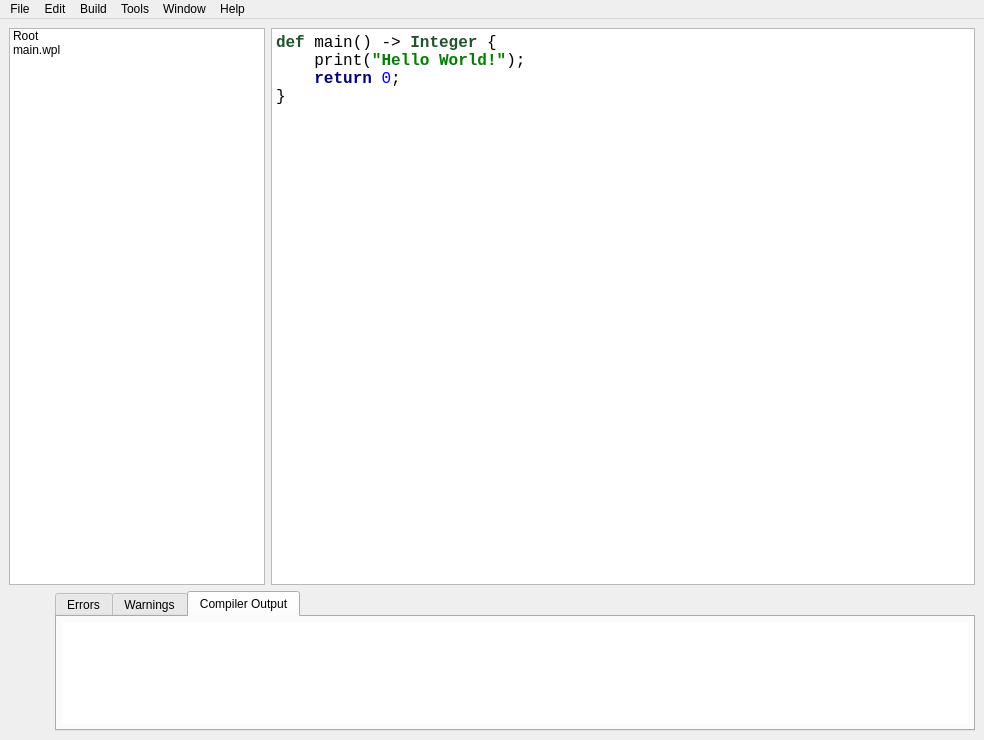
Above: IDE/WIDE/View/MainWindow.ui from JoseZancanaro/Compiladores before the change. Below: the same form after it.
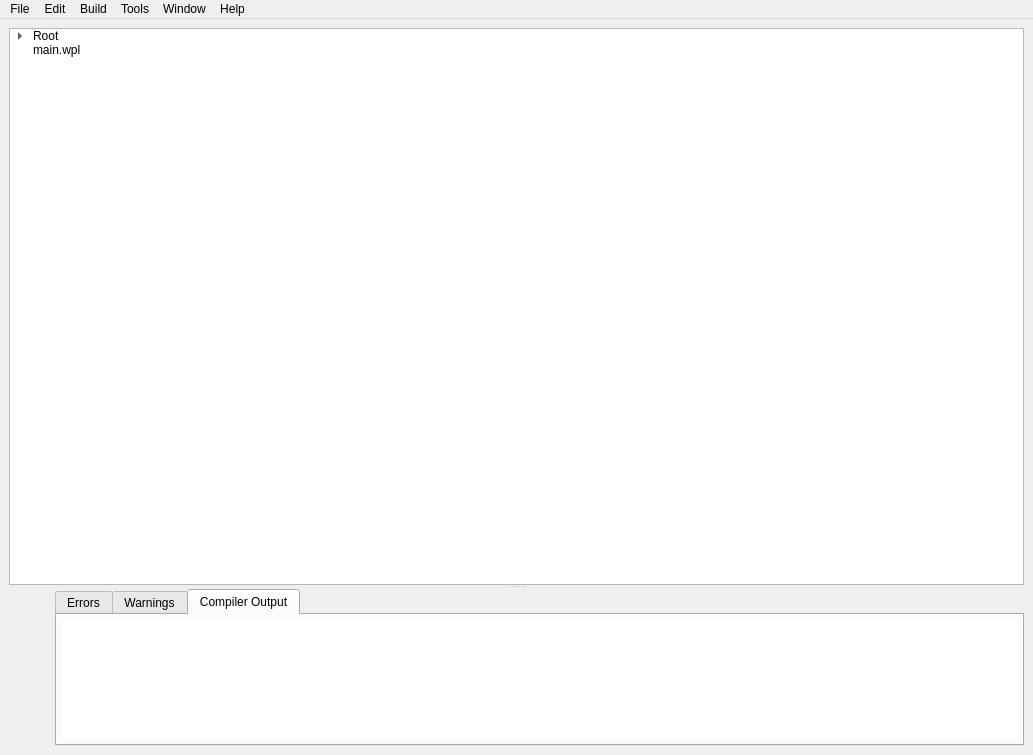
That is the form after the change. Icons and pictures are not drawn.

Diff of the .ui file:
```diff
--- a/IDE/WIDE/View/MainWindow.ui
+++ b/IDE/WIDE/View/MainWindow.ui
@@ -6,8 +6,8 @@
    <rect>
     <x>0</x>
     <y>0</y>
-    <width>984</width>
-    <height>740</height>
+    <width>1033</width>
+    <height>755</height>
    </rect>
   </property>
   <property name="windowTitle">
@@ -20,18 +20,48 @@
   <widget class="QWidget" name="centralwidget">
    <layout class="QVBoxLayout" name="verticalLayout">
     <item>
-     <layout class="QHBoxLayout" name="upperLayout">
-      <item>
+     <widget class="QSplitter" name="splitter_2">
+      <property name="orientation">
+       <enum>Qt::Vertical</enum>
+      </property>
+      <widget class="QSplitter" name="upperSection">
+       <property name="sizePolicy">
+        <sizepolicy hsizetype="Expanding" vsizetype="Preferred">
+         <horstretch>0</horstretch>
+         <verstretch>0</verstretch>
+        </sizepolicy>
+       </property>
+       <property name="baseSize">
+        <size>
+         <width>0</width>
+         <height>0</height>
+        </size>
+       </property>
+       <property name="layoutDirection">
+        <enum>Qt::LeftToRight</enum>
+       </property>
+       <property name="autoFillBackground">
+        <bool>false</bool>
+       </property>
+       <property name="orientation">
+        <enum>Qt::Horizontal</enum>
+       </property>
+       <property name="opaqueResize">
+        <bool>true</bool>
+       </property>
+       <property name="childrenCollapsible">
+        <bool>true</bool>
+       </property>
        <widget class="QTreeWidget" name="treeWidget">
         <property name="sizePolicy">
-         <sizepolicy hsizetype="Preferred" vsizetype="Preferred">
+         <sizepolicy hsizetype="Minimum" vsizetype="Minimum">
           <horstretch>0</horstretch>
           <verstretch>0</verstretch>
          </sizepolicy>
         </property>
         <property name="minimumSize">
          <size>
-          <width>230</width>
+          <width>256</width>
           <height>557</height>
          </size>
         </property>
@@ -42,7 +72,7 @@
          </size>
         </property>
         <property name="rootIsDecorated">
-         <bool>false</bool>
+         <bool>true</bool>
         </property>
         <property name="headerHidden">
          <bool>true</bool>
@@ -68,27 +98,8 @@
          </property>
         </item>
        </widget>
-      </item>
-      <item>
-       <widget class="QTextEdit" name="textEdit">
-        <property name="font">
-         <font>
-          <family>Consolas</family>
-          <pointsize>13</pointsize>
-         </font>
-        </property>
-        <property name="html">
-         <string>&lt;!DOCTYPE HTML PUBLIC &quot;-//W3C//DTD HTML 4.0//EN&quot; &quot;http://www.w3.org/TR/REC-html40/strict.dtd&quot;&gt;
-&lt;html&gt;&lt;head&gt;&lt;meta name=&quot;qrichtext&quot; content=&quot;1&quot; /&gt;&lt;style type=&quot;text/css&quot;&gt;
-p, li { white-space: pre-wrap; }
-&lt;/style&gt;&lt;/head&gt;&lt;body style=&quot; font-family:'Consolas'; font-size:13pt; font-weight:400; font-style:normal;&quot;&gt;
-&lt;p style=&quot; margin-top:12px; margin-bottom:12px; margin-left:0px; margin-right:0px; -qt-block-indent:0; text-indent:0px; background-color:#ffffff;&quot;&gt;&lt;span style=&quot; font-size:12pt; font-weight:600; color:#1f542e;&quot;&gt;def &lt;/span&gt;&lt;span style=&quot; font-size:12pt; color:#000000;&quot;&gt;main() -&amp;gt; &lt;/span&gt;&lt;span style=&quot; font-size:12pt; font-weight:600; color:#1f542e;&quot;&gt;Integer &lt;/span&gt;&lt;span style=&quot; font-size:12pt; color:#000000;&quot;&gt;{&lt;br /&gt;    print(&lt;/span&gt;&lt;span style=&quot; font-size:12pt; font-weight:600; color:#008000;&quot;&gt;&amp;quot;Hello World!&amp;quot;&lt;/span&gt;&lt;span style=&quot; font-size:12pt; color:#000000;&quot;&gt;);&lt;br /&gt;    &lt;/span&gt;&lt;span style=&quot; font-size:12pt; font-weight:600; color:#000080;&quot;&gt;return &lt;/span&gt;&lt;span style=&quot; font-size:12pt; color:#0000ff;&quot;&gt;0&lt;/span&gt;&lt;span style=&quot; font-size:12pt; color:#000000;&quot;&gt;;&lt;br /&gt;}&lt;/span&gt;&lt;/p&gt;&lt;/body&gt;&lt;/html&gt;</string>
-        </property>
-       </widget>
-      </item>
-     </layout>
-    </item>
-    <item>
+      </widget>
+      <widget class="QWidget" name="layoutWidget">
      <layout class="QHBoxLayout" name="bottomLayout">
       <item>
        <layout class="QVBoxLayout" name="verticalLayout_2">
@@ -233,6 +244,8 @@
        </widget>
       </item>
      </layout>
+      </widget>
+     </widget>
     </item>
    </layout>
   </widget>
@@ -241,7 +254,7 @@
     <rect>
      <x>0</x>
      <y>0</y>
-     <width>984</width>
+     <width>1033</width>
      <height>21</height>
     </rect>
    </property>
```
Lines whose indentation alone changed are shown as unchanged.
